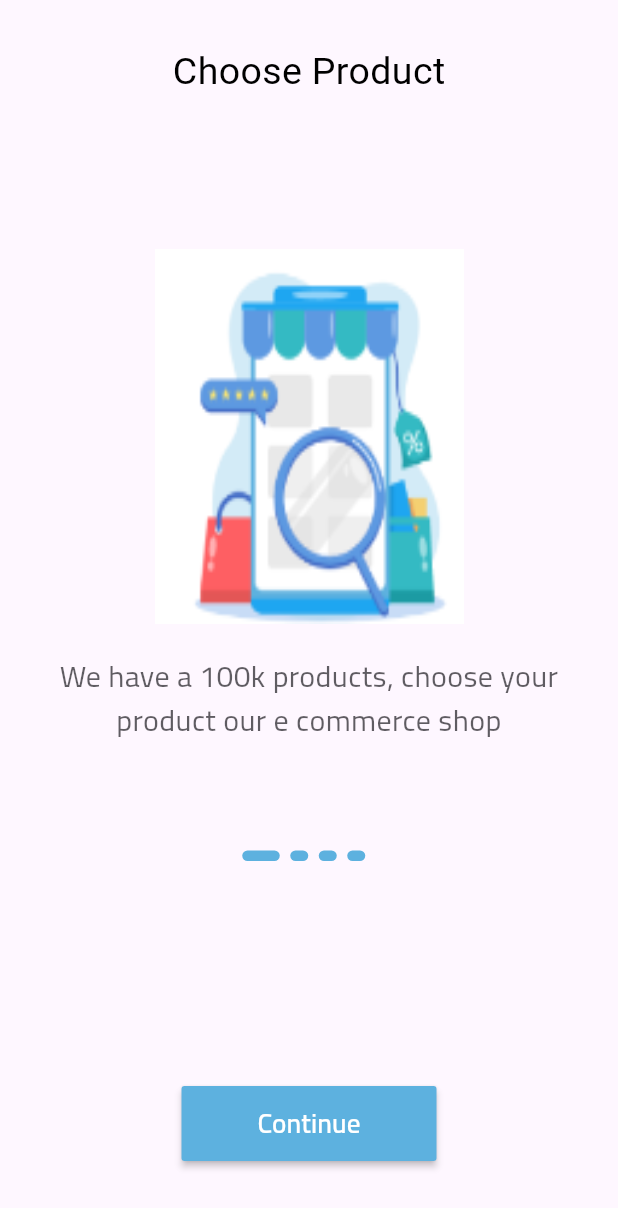
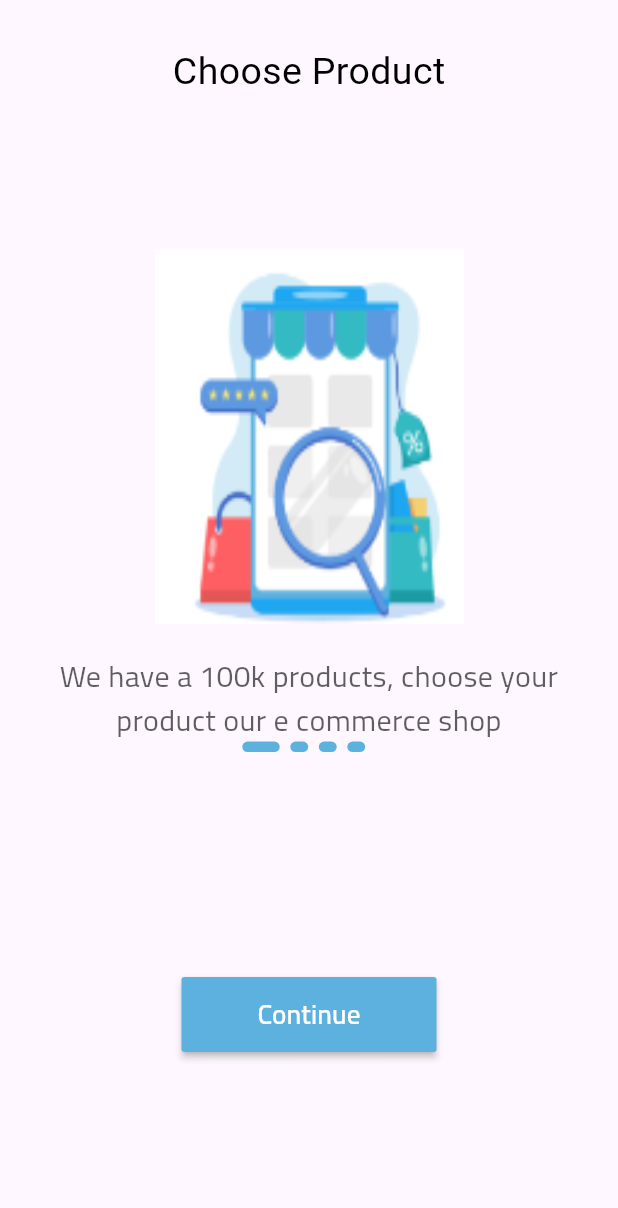
Before and after one commit to abdelrahman3003/ecommerce4, a Flutter app: the screen it shows after launch, on a phone screen of 412 x 824 dp. Shown: the top 1208 px of the screen. Run offline on Flutter 3.47's test engine with Material 3 defaults, Android fonts, the phone set to English and light mode, and no system bars; our stand-ins replace flutter_otp_text_field, font_awesome_flutter, get, shared_preferences; Roboto replaces fonts that are missing (Pacifico).

Commit message:
problem solving

```diff
--- a/lib/core/constant/routsApp.dart
+++ b/lib/core/constant/routsApp.dart
@@ -14,7 +14,6 @@ const kSignin = "/Signin";
 const kSignup = "/Signup";
 const kCheckEmail = "/CheckEmail";
 const kVerifyCode = "/kVerifyCode";
-
 const kSignupSucess = "/SuccessSignup";
 const kResetpasswordsucsess = "/Resetpasswordsucsess";
 const kRestPassword = "/RestPassword";
--- a/lib/view/onboarding/widgets/onboarding_body.dart
+++ b/lib/view/onboarding/widgets/onboarding_body.dart
@@ -2,22 +2,25 @@ import 'package:eccommerce4/view/onboarding/widgets/custom_onboarding_buttton.da
 import 'package:eccommerce4/view/onboarding/widgets/pageview_onboard.dart';
 import 'package:eccommerce4/view/onboarding/widgets/spotes.dart';
 import 'package:flutter/material.dart';
+import 'package:get/get.dart';
 
 class OnboardingBody extends StatelessWidget {
   const OnboardingBody({super.key});
 
   @override
   Widget build(BuildContext context) {
-    return const Column(
+    return SingleChildScrollView(
+      child: Column(
         children: [
-        Expanded(child: PageViewOnboarding()),
-        Spotes(),
-        Padding(
+          SizedBox(height: Get.height * .6, child: PageViewOnboarding()),
+          const Spotes(),
+          const Padding(
             padding: EdgeInsets.only(top: 150),
             child: CustomOnboardingButton(),
           ),
           SizedBox(height: 50),
         ],
+      ),
     );
   }
 }
```
Also changed, not shown: lib/view/auth/widgets/signup/signup_section_feild.dart (+2 -5 lines). Lines whose indentation alone changed are shown as unchanged.
